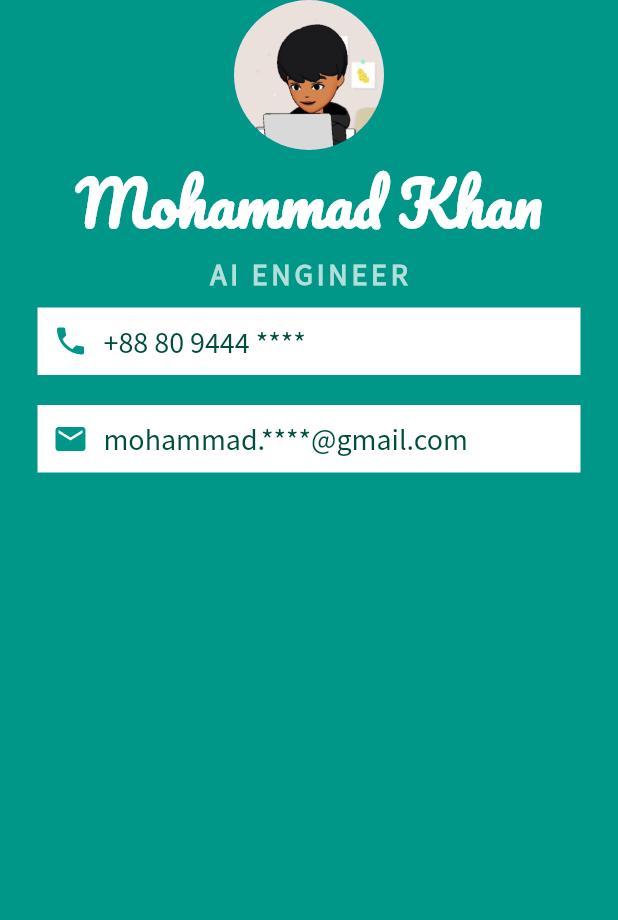
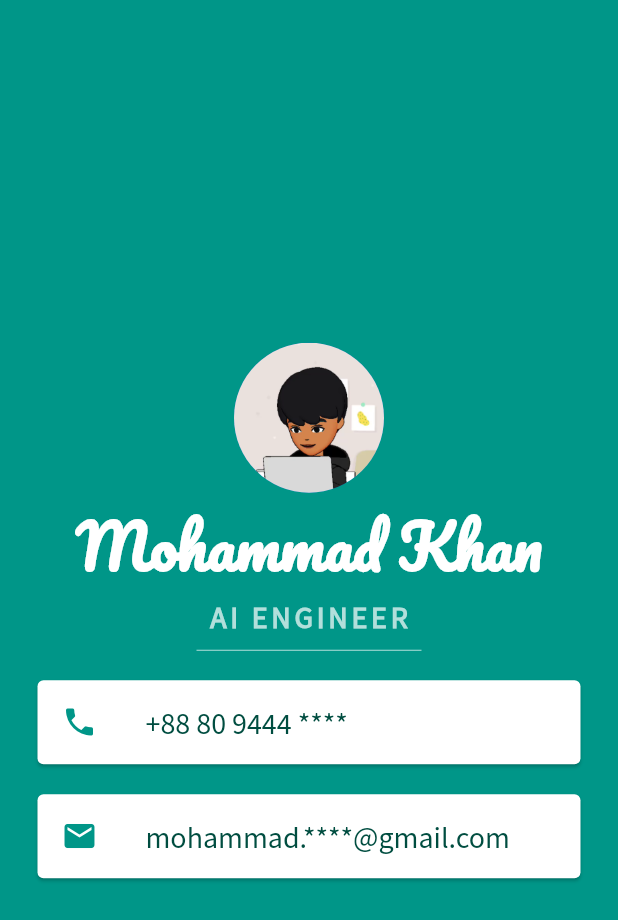
Before and after one commit to md-bd/flutter-projects, a Flutter app: the screen it shows after launch, on a phone screen of 412 x 824 dp. Shown: the top 920 px of the screen. Run offline on Flutter 3.47's test engine with Material 2 defaults, Android fonts, the phone set to English and light mode, and no system bars.

Commit message:
mi card app complete

```diff
--- a/CourseApplications/mi_card_flutter/lib/main.dart
+++ b/CourseApplications/mi_card_flutter/lib/main.dart
@@ -17,6 +17,7 @@ class MyApp extends StatelessWidget {
         backgroundColor: Colors.teal,
         body: SafeArea(
           child: Column(
+            mainAxisAlignment: MainAxisAlignment.center,
             children: [
               CircleAvatar(
                 radius: 50,
@@ -41,20 +42,21 @@ class MyApp extends StatelessWidget {
                   fontWeight: FontWeight.bold,
                 ),
               ),
-              Container(
-                color: Colors.white,
-                padding: EdgeInsets.all(10),
+              SizedBox(
+                height: 20,
+                width: 150,
+                child: Divider(
+                  color: Colors.teal.shade100,
+                ),
+              ),
+              Card(
                 margin: EdgeInsets.symmetric(vertical: 10, horizontal: 25),
-                child: Row(
-                  children: [
-                    Icon(
+                child: ListTile(
+                  leading: Icon(
                     Icons.phone,
                     color: Colors.teal,
                   ),
-                    SizedBox(
-                      width: 10,
-                    ),
-                    Text(
+                  title: Text(
                     '+88 80 9444 ****',
                     style: TextStyle(
                       color: Colors.teal.shade900,
@@ -62,23 +64,16 @@ class MyApp extends StatelessWidget {
                       fontSize: 20,
                     ),
                   ),
-                  ],
                 ),
               ),
-              Container(
-                color: Colors.white,
-                padding: EdgeInsets.all(10),
+              Card(
                 margin: EdgeInsets.symmetric(vertical: 10, horizontal: 25),
-                child: Row(
-                  children: [
-                    Icon(
+                child: ListTile(
+                  leading: Icon(
                     Icons.email,
                     color: Colors.teal,
                   ),
-                    SizedBox(
-                      width: 10,
-                    ),
-                    Text(
+                  title: Text(
                     'mohammad.****@gmail.com',
                     style: TextStyle(
                       color: Colors.teal.shade900,
@@ -86,7 +81,6 @@ class MyApp extends StatelessWidget {
                       fontSize: 20,
                     ),
                   ),
-                  ],
                 ),
               ),
             ],
```
Lines whose indentation alone changed are shown as unchanged.
